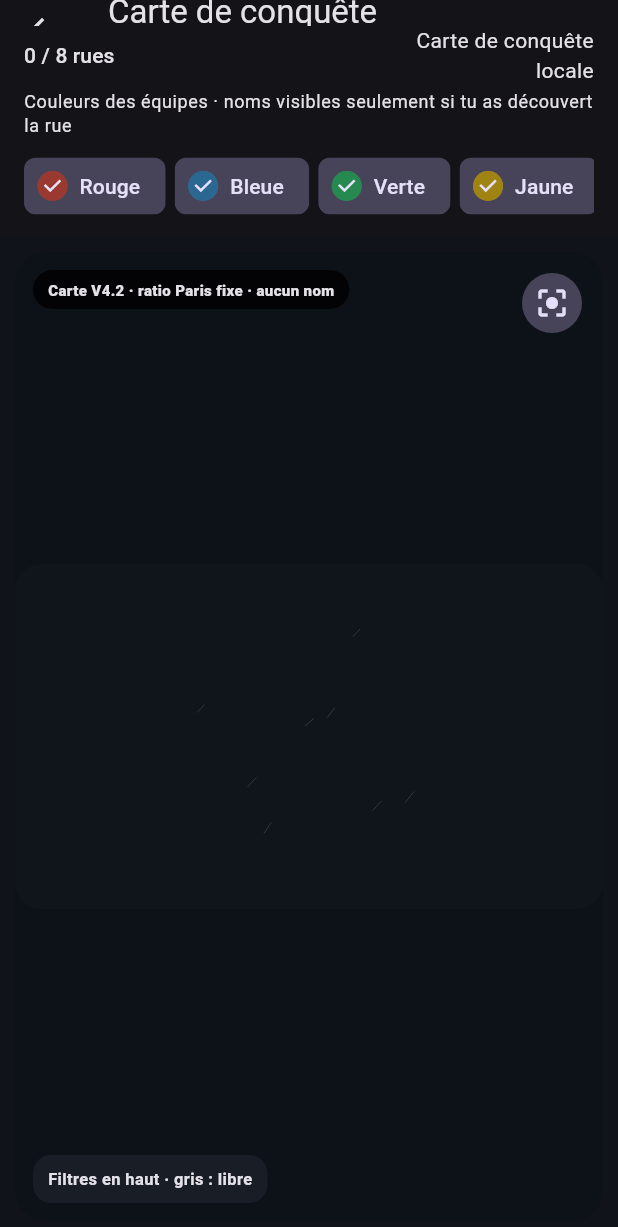
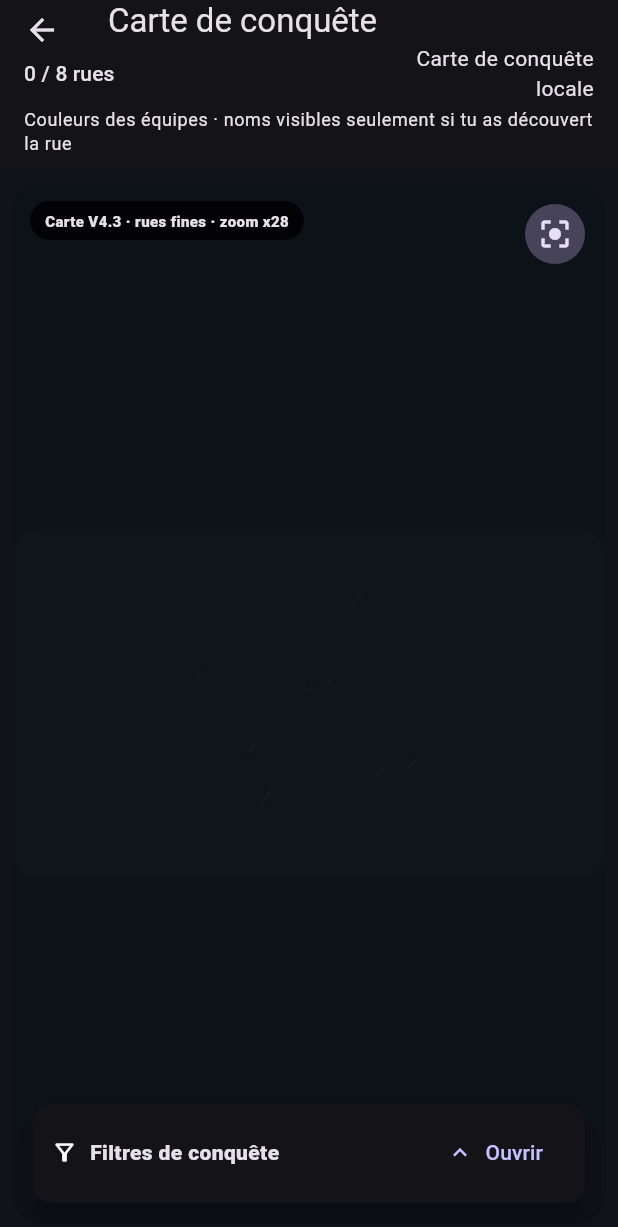
Before and after one commit to Achilep99/ruedex, a Flutter app: the screen it shows after launch, after a tap on "Conquête", on a phone screen of 412 x 824 dp. Shown: the top 1227 px of the screen. Run offline on Flutter 3.47's test engine with Material 3 defaults, Android fonts, the light colour scheme and no system bars; our stand-ins replace camera, geolocator, image_picker, shared_preferences, supabase_flutter; missing offline and left inert: google_mlkit_text_recognition; accounts and stored records are empty.

Commit message:
V4.3 correctif

```diff
--- a/lib/screens/paris_map_screen.dart
+++ b/lib/screens/paris_map_screen.dart
@@ -37,6 +37,7 @@ class _ParisMapScreenState extends State<ParisMapScreen> {
   Map<String, String> _onlineOwnership = const {};
   Set<String> _visibleTeamIds = const {'red', 'blue', 'green', 'yellow'};
   bool _showUnownedStreets = true;
+  bool _filtersExpanded = false;
   String? _status;
 
   bool get _isConquest => widget.mode == ParisMapMode.conquest;
@@ -242,7 +243,7 @@ class _ParisMapScreenState extends State<ParisMapScreen> {
       appBar: AppBar(
         title: Text(title),
         bottom: PreferredSize(
-          preferredSize: Size.fromHeight(_isConquest ? 102 : 52),
+          preferredSize: const Size.fromHeight(58),
           child: Padding(
             padding: const EdgeInsets.fromLTRB(16, 0, 16, 10),
             child: Column(
@@ -257,11 +258,40 @@ class _ParisMapScreenState extends State<ParisMapScreen> {
                 ),
                 const SizedBox(height: 3),
                 Text(subtitle, style: Theme.of(context).textTheme.bodySmall),
-                if (_isConquest) ...[
-                  const SizedBox(height: 8),
-                  _ConquestFilters(
+              ],
+            ),
+          ),
+        ),
+      ),
+      body: SafeArea(
+        child: Padding(
+          padding: const EdgeInsets.all(8),
+          child: Stack(
+            children: [
+              Positioned.fill(
+                child: ParisStreetMap(
+                  streets: widget.database.streets,
+                  bounds: widget.database.bounds,
+                  discoveredIds: _isConquest ? const {} : _discoveredIds,
+                  teamOwnership: _isConquest ? _onlineOwnership : const {},
+                  teamColorResolver: widget.onlineGameService.colorForTeam,
+                  visibleTeamIds: _visibleTeamIds,
+                  showUnownedStreets: _isConquest ? _showUnownedStreets : true,
+                  legendMode: _isConquest ? MapLegendMode.teams : MapLegendMode.rarity,
+                  showLegend: !_isConquest,
+                  onStreetTap: _showStreetDetails,
+                ),
+              ),
+              if (_isConquest)
+                Positioned(
+                  left: 10,
+                  right: 10,
+                  bottom: 10,
+                  child: _ConquestFilterPanel(
+                    expanded: _filtersExpanded,
                     visibleTeamIds: _visibleTeamIds,
                     showUnownedStreets: _showUnownedStreets,
+                    onExpandedChanged: (value) => setState(() => _filtersExpanded = value),
                     onTeamChanged: (teamId, enabled) {
                       setState(() {
                         final next = {..._visibleTeamIds};
@@ -275,58 +305,68 @@ class _ParisMapScreenState extends State<ParisMapScreen> {
                     },
                     onUnownedChanged: (value) => setState(() => _showUnownedStreets = value),
                   ),
-                ],
+                ),
             ],
           ),
-          ),
-        ),
-      ),
-      body: Padding(
-        padding: const EdgeInsets.all(10),
-        child: ParisStreetMap(
-          streets: widget.database.streets,
-          bounds: widget.database.bounds,
-          discoveredIds: _isConquest ? const {} : _discoveredIds,
-          teamOwnership: _isConquest ? _onlineOwnership : const {},
-          teamColorResolver: widget.onlineGameService.colorForTeam,
-          visibleTeamIds: _visibleTeamIds,
-          showUnownedStreets: _isConquest ? _showUnownedStreets : true,
-          legendMode: _isConquest ? MapLegendMode.teams : MapLegendMode.rarity,
-          onStreetTap: _showStreetDetails,
         ),
       ),
     );
   }
 }
 
-class _ConquestFilters extends StatelessWidget {
-  const _ConquestFilters({
+class _ConquestFilterPanel extends StatelessWidget {
+  const _ConquestFilterPanel({
+    required this.expanded,
     required this.visibleTeamIds,
     required this.showUnownedStreets,
+    required this.onExpandedChanged,
     required this.onTeamChanged,
     required this.onUnownedChanged,
   });
 
+  final bool expanded;
   final Set<String> visibleTeamIds;
   final bool showUnownedStreets;
+  final ValueChanged<bool> onExpandedChanged;
   final void Function(String teamId, bool enabled) onTeamChanged;
   final ValueChanged<bool> onUnownedChanged;
 
   @override
   Widget build(BuildContext context) {
-    return SingleChildScrollView(
-      scrollDirection: Axis.horizontal,
-      child: Row(
+    return Card(
+      elevation: 8,
+      color: Theme.of(context).colorScheme.surface.withValues(alpha: 0.94),
+      child: Padding(
+        padding: const EdgeInsets.fromLTRB(12, 8, 12, 10),
+        child: Column(
+          mainAxisSize: MainAxisSize.min,
+          crossAxisAlignment: CrossAxisAlignment.start,
           children: [
-          for (final team in OnlineGameService.teams) ...[
+            Row(
+              children: [
+                const Icon(Icons.filter_alt_outlined, size: 18),
+                const SizedBox(width: 8),
+                const Expanded(child: Text('Filtres de conquête', style: TextStyle(fontWeight: FontWeight.w800))),
+                TextButton.icon(
+                  onPressed: () => onExpandedChanged(!expanded),
+                  icon: Icon(expanded ? Icons.expand_more : Icons.expand_less),
+                  label: Text(expanded ? 'Réduire' : 'Ouvrir'),
+                ),
+              ],
+            ),
+            if (expanded) ...[
+              const SizedBox(height: 4),
+              Wrap(
+                spacing: 7,
+                runSpacing: 4,
+                children: [
+                  for (final team in OnlineGameService.teams)
                     FilterChip(
                       selected: visibleTeamIds.contains(team.id),
                       label: Text(team.label),
                       avatar: CircleAvatar(backgroundColor: team.color),
                       onSelected: (value) => onTeamChanged(team.id, value),
                     ),
-            const SizedBox(width: 6),
-          ],
                   FilterChip(
                     selected: showUnownedStreets,
                     label: const Text('Non capturées'),
@@ -335,6 +375,10 @@ class _ConquestFilters extends StatelessWidget {
                   ),
                 ],
               ),
+            ],
+          ],
+        ),
+      ),
     );
   }
 }
--- a/lib/widgets/paris_street_map.dart
+++ b/lib/widgets/paris_street_map.dart
@@ -89,9 +89,9 @@ class _ParisStreetMapState extends State<ParisStreetMap> {
                   return InteractiveViewer(
                     transformationController: _transformationController,
                     minScale: 1,
-                    maxScale: 12,
+                    maxScale: 28,
                     constrained: false,
-                    boundaryMargin: const EdgeInsets.all(180),
+                    boundaryMargin: const EdgeInsets.all(900),
                     child: SizedBox(
                       width: viewport.width,
                       height: viewport.height,
@@ -104,7 +104,7 @@ class _ParisStreetMapState extends State<ParisStreetMap> {
                                 : _nearestVisibleStreet(
                                     details.localPosition,
                                     projection,
-                                    maxDistancePx: 22,
+                                    maxDistancePx: ((16 / _transformationController.value.getMaxScaleOnAxis()).clamp(2.2, 16.0) as num).toDouble(),
                                   );
                             if (street != null) {
                               widget.onStreetTap!(street);
@@ -394,7 +394,7 @@ class _ParisStreetPainter extends CustomPainter {
       Paint()
         ..color = const Color(0xFFB8C0CA).withValues(alpha: 0.24)
         ..style = PaintingStyle.stroke
-        ..strokeWidth = 0.55
+        ..strokeWidth = 0.22
         ..strokeCap = StrokeCap.round,
     );
 
@@ -404,7 +404,7 @@ class _ParisStreetPainter extends CustomPainter {
         Paint()
           ..color = rarityColor(entry.key)
           ..style = PaintingStyle.stroke
-          ..strokeWidth = 2.4
+          ..strokeWidth = 0.9
           ..strokeCap = StrokeCap.round,
       );
     }
@@ -416,7 +416,7 @@ class _ParisStreetPainter extends CustomPainter {
         Paint()
           ..color = color
           ..style = PaintingStyle.stroke
-          ..strokeWidth = 3.0
+          ..strokeWidth = 1.15
           ..strokeCap = StrokeCap.round,
       );
     }
@@ -480,7 +480,7 @@ class _VersionBadge extends StatelessWidget {
       child: const Padding(
         padding: EdgeInsets.symmetric(horizontal: 10, vertical: 6),
         child: Text(
-          'Carte V4.2 · ratio Paris fixe · aucun nom',
+          'Carte V4.3 · rues fines · zoom x28',
           style: TextStyle(fontSize: 10, fontWeight: FontWeight.w800),
         ),
       ),
```
Also changed, not shown: lib/screens/clan_screen.dart (+52 -0 lines), lib/services/online_game_service.dart (+19 -2 lines), 2 other files. Lines whose indentation alone changed are shown as unchanged.
